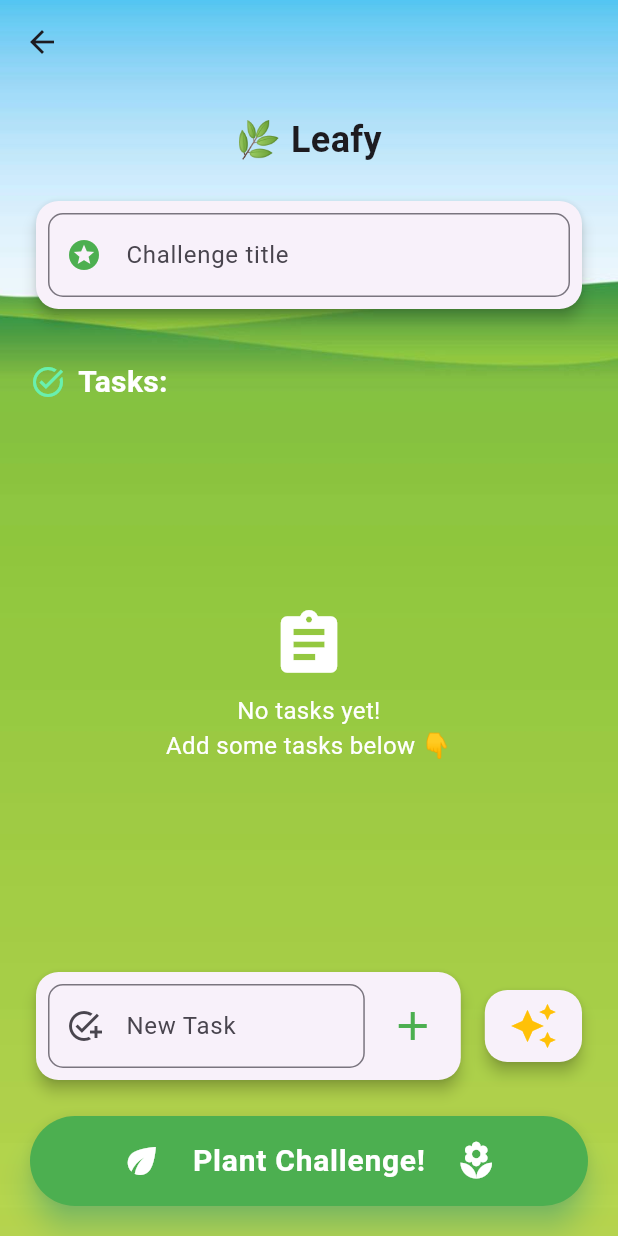
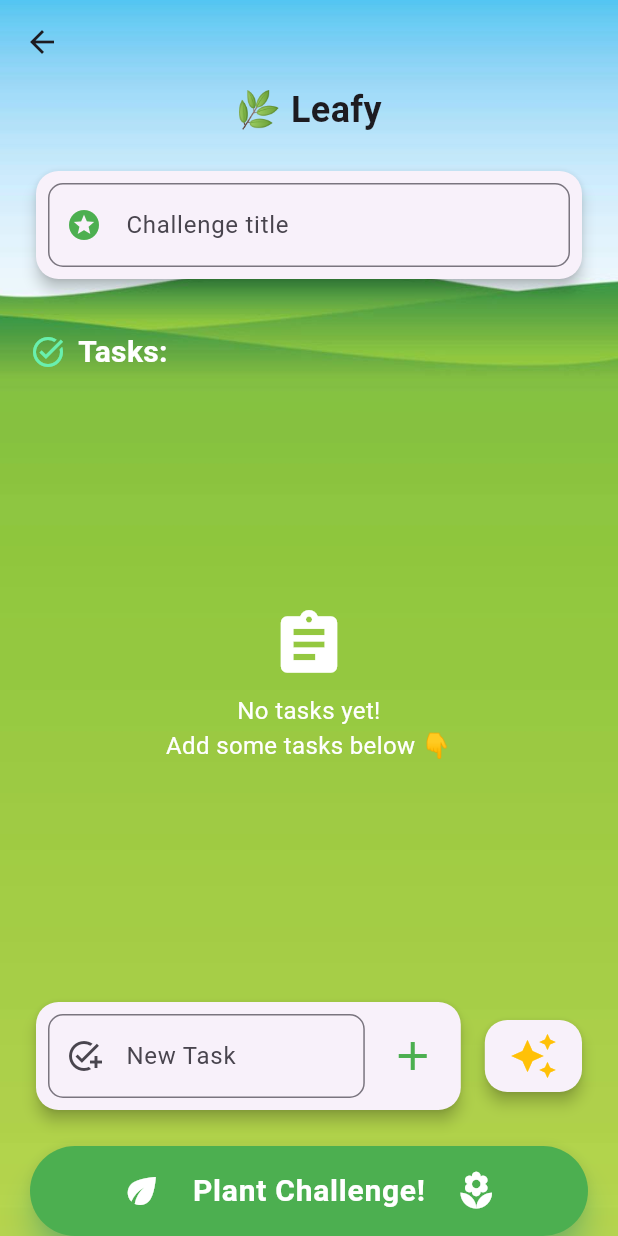
Before and after one commit to guilouro/leafy, a Flutter app: the GroupForm screen opened directly, on a phone screen of 412 x 824 dp. Run offline on Flutter 3.47's test engine with Material 3 defaults, Android fonts, the light colour scheme and no system bars; our stand-ins replace hive, hive_flutter; accounts and stored records are empty.

Commit message:
feat: improve form screen with keyboard and UI enhancements

```diff
--- a/lib/screens/group_form_screen.dart
+++ b/lib/screens/group_form_screen.dart
@@ -110,7 +110,11 @@ class _GroupFormState extends State<GroupForm> {
       }
     }
 
-    return Scaffold(
+    return GestureDetector(
+      onTap: () {
+        FocusScope.of(context).unfocus();
+      },
+      child: Scaffold(
         extendBodyBehindAppBar: true,
         appBar: AppBar(backgroundColor: Colors.transparent, elevation: 0),
         body: Container(
@@ -122,14 +126,17 @@ class _GroupFormState extends State<GroupForm> {
           ),
           child: SafeArea(
             child: Padding(
-            padding: const EdgeInsets.all(20.0),
+              padding: const EdgeInsets.symmetric(horizontal: 20.0),
               child: Form(
                 key: formKey,
                 child: Column(
                   children: [
                     const Text(
                       '🌿 Leafy',
-                    style: TextStyle(fontSize: 24, fontWeight: FontWeight.bold),
+                      style: TextStyle(
+                        fontSize: 24,
+                        fontWeight: FontWeight.bold,
+                      ),
                     ),
                     const SizedBox(height: 20),
                     Card(
@@ -200,6 +207,8 @@ class _GroupFormState extends State<GroupForm> {
                                 ),
                               )
                               : ListView.builder(
+                                keyboardDismissBehavior:
+                                    ScrollViewKeyboardDismissBehavior.onDrag,
                                 padding: const EdgeInsets.only(top: 8),
                                 itemCount: tasks.length,
                                 itemBuilder: (BuildContext context, int index) {
@@ -253,7 +262,9 @@ class _GroupFormState extends State<GroupForm> {
                                         hintText: 'Enter task description',
                                         prefixIcon: const Icon(Icons.add_task),
                                         border: OutlineInputBorder(
-                                        borderRadius: BorderRadius.circular(10),
+                                          borderRadius: BorderRadius.circular(
+                                            10,
+                                          ),
                                         ),
                                       ),
                                       onSubmitted: (task) {
@@ -298,7 +309,8 @@ class _GroupFormState extends State<GroupForm> {
                                   builder: (BuildContext context) {
                                     return const Center(
                                       child: CircularProgressIndicator(
-                                      valueColor: AlwaysStoppedAnimation<Color>(
+                                        valueColor:
+                                            AlwaysStoppedAnimation<Color>(
                                               Colors.green,
                                             ),
                                       ),
@@ -381,6 +393,7 @@ class _GroupFormState extends State<GroupForm> {
             ),
           ),
         ),
+      ),
     );
   }
 }
```
Lines whose indentation alone changed are shown as unchanged.
